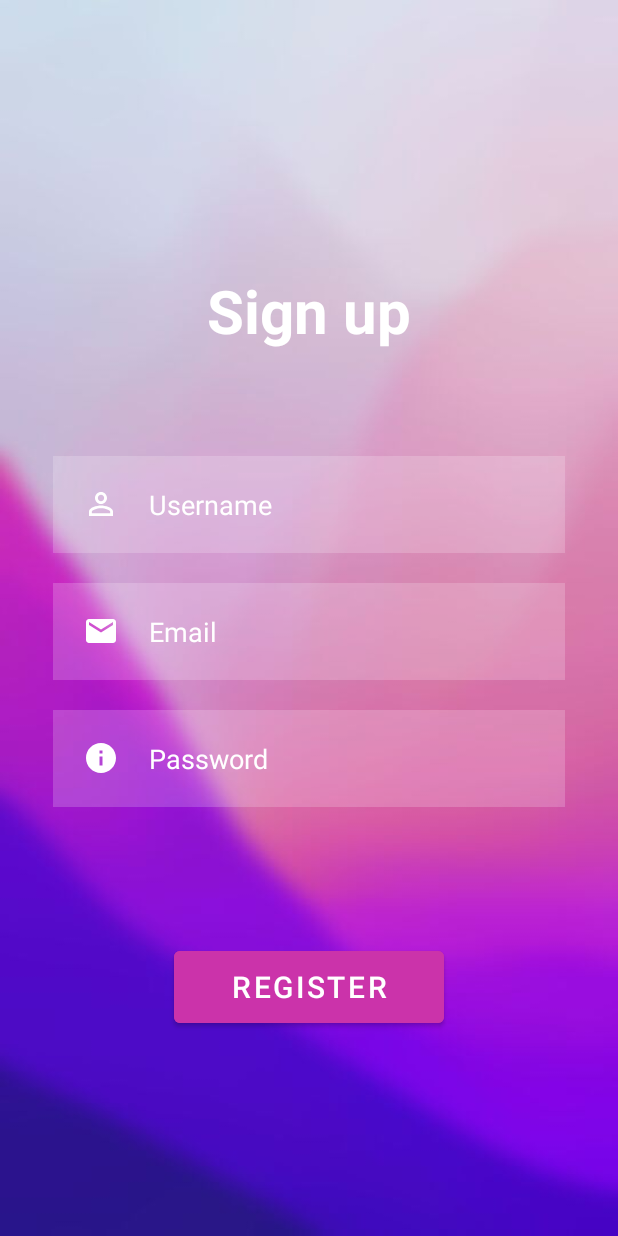
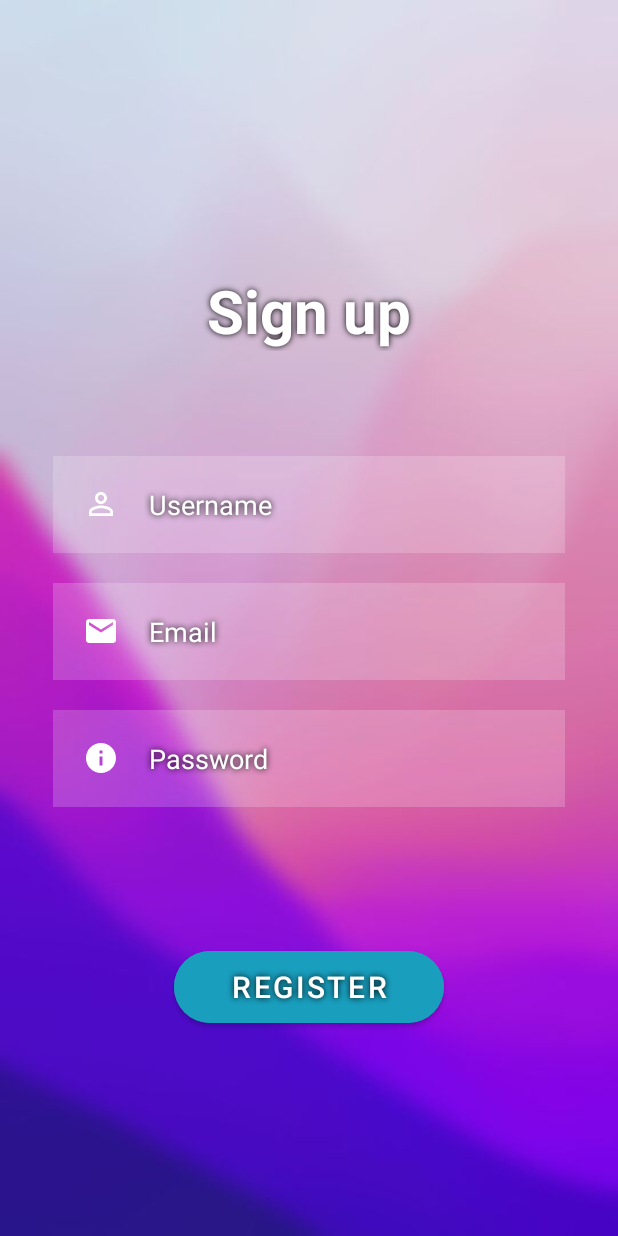
Before and after one commit to maimanger/mobile-app-metu, an Android app: the RegisterActivity screen opened directly, with no data from a screen before it, on a phone screen of 412 x 824 dp. Run offline under Robolectric (Android 15) with nearby library versions, the phone set to English and light mode, and no system bars; our stand-ins replace Firebase (no records; nobody signed in at launch, a user with empty details on screens opened directly); libraries missing offline, so code that uses them is left out: io.agora.rtm; Roboto replaces fonts that are not available here.

Commit message:
Update login/register text and button style

```diff
--- a/app/src/main/java/edu/neu/madcourse/metu/home/LoginActivity.java
+++ b/app/src/main/java/edu/neu/madcourse/metu/home/LoginActivity.java
@@ -2,6 +2,7 @@ package edu.neu.madcourse.metu.home;
 
 import android.content.Context;
 import android.content.Intent;
+import android.graphics.Paint;
 import android.os.Bundle;
 import android.text.TextUtils;
 import android.util.Log;
@@ -75,6 +76,7 @@ public class LoginActivity extends AppCompatActivity {
         });
 
         TextView linkSignUp = findViewById(R.id.register);
+        linkSignUp.setPaintFlags(linkSignUp.getPaintFlags() | Paint.UNDERLINE_TEXT_FLAG);
         linkSignUp.setOnClickListener(new View.OnClickListener() {
             @Override
             public void onClick(View v) {
--- a/app/src/main/res/layout/activity_register.xml
+++ b/app/src/main/res/layout/activity_register.xml
@@ -33,6 +33,8 @@
                     android:layout_marginEnd="20dp"
                     android:layout_marginBottom="20dp"
                     android:gravity="center"
+                    android:shadowColor="#000000"
+                    android:shadowRadius="5"
                     android:text="Sign up"
                     android:textColor="@color/white"
                     android:textSize="40dp"
@@ -52,8 +54,11 @@
                     android:drawablePadding="20dp"
                     android:hint="Username"
                     android:padding="20dp"
+                    android:shadowColor="#000000"
+                    android:shadowRadius="5"
                     android:textColor="@color/white"
                     android:textColorHint="@color/white" />
+
                 <EditText
                     android:id="@+id/email"
                     android:layout_width="match_parent"
@@ -68,22 +73,27 @@
                     android:drawablePadding="20dp"
                     android:hint="Email"
                     android:padding="20dp"
+                    android:shadowColor="#000000"
+                    android:shadowRadius="5"
                     android:textColor="@color/white"
                     android:textColorHint="@color/white" />
+
                 <EditText
+                    android:id="@+id/password"
                     android:layout_width="match_parent"
                     android:layout_height="wrap_content"
-                    android:id="@+id/password"
                     android:layout_below="@id/email"
+                    android:layout_margin="10dp"
                     android:background="#30ffffff"
-                    android:hint="Password"
-                    android:textColorHint="@color/white"
-                    android:textColor="@color/white"
-                    android:layout_margin="10dp"
-                    android:padding="20dp"
                     android:drawableLeft="@drawable/ic_baseline_info_24"
                     android:drawablePadding="20dp"
-                    android:inputType="textPassword"/>
+                    android:hint="Password"
+                    android:inputType="textPassword"
+                    android:padding="20dp"
+                    android:shadowColor="#000000"
+                    android:shadowRadius="5"
+                    android:textColor="@color/white"
+                    android:textColorHint="@color/white" />
 
                 <com.google.android.material.button.MaterialButton
                     android:id="@+id/signupbtn"
@@ -95,9 +105,13 @@
                     android:layout_marginTop="80dp"
                     android:layout_marginEnd="15dp"
                     android:layout_marginBottom="15dp"
-                    android:backgroundTint="#cb33aa"
+                    android:backgroundTint="#199ebd"
+                    android:shadowColor="#000000"
+                    android:shadowRadius="5"
                     android:text="REGISTER"
-                    android:textSize="20dp" />
+                    android:textColor="@color/white"
+                    android:textSize="20dp"
+                    app:cornerRadius="50dp" />
 
             </LinearLayout>
 
--- a/app/src/main/res/values/strings.xml
+++ b/app/src/main/res/values/strings.xml
@@ -18,6 +18,7 @@
     <string name="gone_with_wind">gone_with_wind</string>
     <string name="like">like</string>
     <string name="update_profile_information">Update Profile Information</string>
+
     <!-- Preference Titles -->
     <string name="messages_header">Messages</string>
     <string name="sync_header">Sync</string>
```
Also changed, not shown: app/src/main/res/layout/activity_login.xml (+17 -3 lines).
